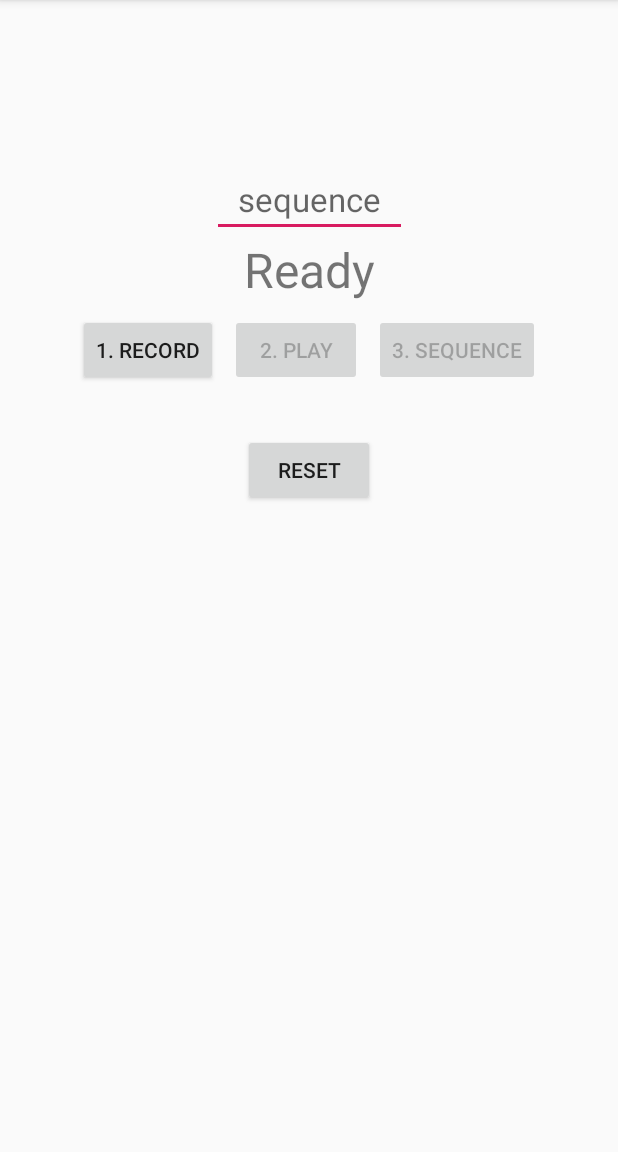
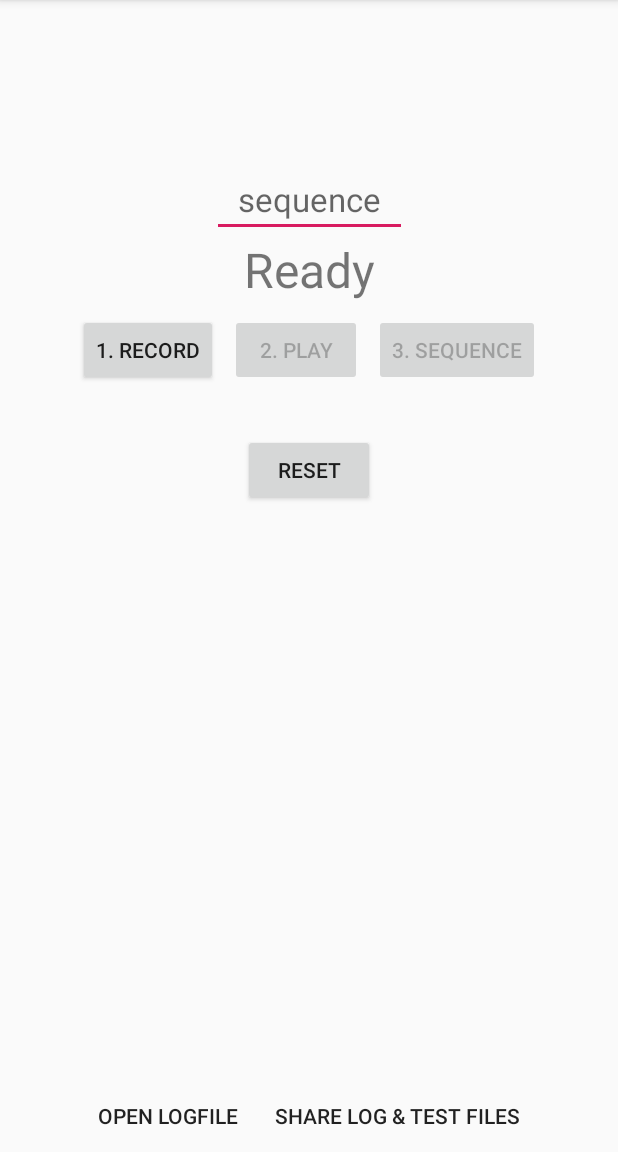
Before and after one commit to mrnivlac/android-audio-loop-test, an Android app: the screen it shows after launch (MainActivity), on a phone screen of 412 x 824 dp, the part 84-1236 px from its top. Run offline under Robolectric (Android 15) with nearby library versions, the phone set to English and light mode, and no system bars.

Commit message:
put logfile and test recording in private directory. added open and share function from within the app

```diff
--- a/app/build.gradle
+++ b/app/build.gradle
@@ -18,7 +18,7 @@ android {
         minSdkVersion 15
         targetSdkVersion 28
         versionCode 2
-        versionName "1.3"
+        versionName "1.4"
         testInstrumentationRunner "androidx.test.runner.AndroidJUnitRunner"
     }
     buildTypes {
@@ -35,6 +35,7 @@ dependencies {
     implementation 'androidx.appcompat:appcompat:1.0.2'
     implementation 'androidx.constraintlayout:constraintlayout:1.1.3'
     implementation 'com.mapzen.android:speakerbox:1.4.1'
+    //implementation 'androidx.legacy:legacy-support-v4:1.0.0'
 
     testImplementation 'junit:junit:4.12'
     androidTestImplementation 'androidx.test:runner:1.1.1'
--- a/app/src/main/java/ph/farmwatch/audiolooptest/MainActivity.java
+++ b/app/src/main/java/ph/farmwatch/audiolooptest/MainActivity.java
@@ -1,22 +1,24 @@
 package ph.farmwatch.audiolooptest;
 
-import androidx.annotation.NonNull;
-import androidx.appcompat.app.AppCompatActivity;
-import androidx.core.app.ActivityCompat;
-
 import android.Manifest;
+import android.content.Intent;
 import android.content.pm.PackageManager;
 import android.media.MediaPlayer;
 import android.media.MediaRecorder;
 import android.net.Uri;
 import android.os.Bundle;
-import android.os.Environment;
 import android.util.Log;
 import android.view.View;
 import android.widget.Button;
 import android.widget.EditText;
 import android.widget.TextView;
 import android.widget.Toast;
+
+import androidx.annotation.NonNull;
+import androidx.appcompat.app.AppCompatActivity;
+import androidx.core.app.ActivityCompat;
+import androidx.core.app.ShareCompat;
+import androidx.core.content.FileProvider;
 
 import java.io.BufferedWriter;
 import java.io.File;
@@ -35,8 +37,9 @@ import java.util.concurrent.TimeUnit;
 
 public class MainActivity extends AppCompatActivity {
     private final static String TAG = MainActivity.class.getSimpleName();
+    public static final String LOG_FILENAME = "audio-loop-test.txt";
 
-    Button button_record, button_play, button_sequence, button_reset;
+    Button button_record, button_play, button_sequence, button_reset, button_open_logs, button_send_logs;
     TextView textView_status;
     EditText editText_answer;
 
@@ -98,7 +101,7 @@ public class MainActivity extends AppCompatActivity {
         ActivityCompat.requestPermissions(this, permissions, REQUEST_PERMISSION);
 
         sequence = new ArrayList<>(SEQUENCE_SIZE);
-        fileName = getCacheDir().getAbsolutePath() + "/test.3gp";
+        fileName = getFilesDir().getAbsolutePath() + "/test.3gp";
 
         textView_status = findViewById(R.id.textview_status);
 
@@ -215,6 +218,54 @@ public class MainActivity extends AppCompatActivity {
                 editText_answer.setText("");
             }
         });
+
+        button_open_logs = findViewById(R.id.button_open_logs);
+        button_open_logs.setOnClickListener(new View.OnClickListener() {
+            @Override
+            public void onClick(View view) {
+                File file = new File(getLogfileDirectory(), LOG_FILENAME);
+                Uri contentUri = FileProvider.getUriForFile(MainActivity.this, "ph.farmwatch.audiolooptest.fileprovider", file);
+
+                Intent intent = new Intent(Intent.ACTION_VIEW);
+                intent.setDataAndType(contentUri, "text/plain");
+                intent.setFlags(Intent.FLAG_GRANT_READ_URI_PERMISSION);
+
+                startActivity(Intent.createChooser(intent, "Open Logfile with"));
+            }
+        });
+
+        button_send_logs = findViewById(R.id.button_send_logs);
+        button_send_logs.setOnClickListener(new View.OnClickListener() {
+            @Override
+            public void onClick(View view) {
+                Uri logUri = FileProvider.getUriForFile(MainActivity.this, "ph.farmwatch.audiolooptest.fileprovider", new File(getLogfileDirectory(), LOG_FILENAME));
+                Uri recordingUri = FileProvider.getUriForFile(MainActivity.this, "ph.farmwatch.audiolooptest.fileprovider", new File(getFilesDir(), "test.3gp" ));
+
+                Intent intent = ShareCompat.IntentBuilder.from(MainActivity.this)
+                        .setType("*/*")
+                        .addStream(logUri)
+                        .addStream(recordingUri)
+                        .setChooserTitle("Share Files")
+                        .createChooserIntent()
+                        .addFlags(Intent.FLAG_GRANT_READ_URI_PERMISSION);
+
+                //todo: this is a hardcoded fix for granting permission when sharing via bluetooth
+                getApplicationContext().grantUriPermission("com.android.bluetooth", logUri, Intent.FLAG_GRANT_READ_URI_PERMISSION | Intent.FLAG_GRANT_PERSISTABLE_URI_PERMISSION);
+                getApplicationContext().grantUriPermission("com.android.bluetooth", recordingUri, Intent.FLAG_GRANT_READ_URI_PERMISSION | Intent.FLAG_GRANT_PERSISTABLE_URI_PERMISSION);
+                //end of todo
+
+                /*
+                List<ResolveInfo> resInfoList = getPackageManager().queryIntentActivities(intent, PackageManager.MATCH_ALL);
+                for (ResolveInfo resolveInfo : resInfoList) {
+                    String packageName = resolveInfo.activityInfo.packageName;
+                    grantUriPermission(packageName, logUri, Intent.FLAG_GRANT_READ_URI_PERMISSION);
+                    grantUriPermission(packageName, recordingUri, Intent.FLAG_GRANT_READ_URI_PERMISSION);
+                }
+                */
+
+                startActivity(intent);
+            }
+        });
     }
 
     @Override
@@ -232,13 +283,18 @@ public class MainActivity extends AppCompatActivity {
         return (sequence_count < 1);
     }
 
+    private File getLogfileDirectory() {
+        return getFilesDir();
+        //return Environment.getExternalStorageDirectory();
+    }
+
     private void userLog(String string) {
         BufferedWriter out;
-        File Root = Environment.getExternalStorageDirectory();
+        File Root = getLogfileDirectory();
         try {
-            Log.d(TAG, "root log " + Root.canWrite());
+            Log.d(TAG, "user log can write " + Root.canWrite());
             if (Root.canWrite()) {
-                File LogFile = new File(Root, "audio-loop-test.log");
+                File LogFile = new File(Root, LOG_FILENAME);
                 FileWriter LogWriter = new FileWriter(LogFile, true);
                 out = new BufferedWriter(LogWriter);
 
--- a/app/src/main/res/layout/activity_main.xml
+++ b/app/src/main/res/layout/activity_main.xml
@@ -75,4 +75,25 @@
         app:layout_constraintRight_toRightOf="parent"
         android:text="Reset"/>
 
+    <Button
+        android:id="@+id/button_open_logs"
+        android:layout_width="wrap_content"
+        android:layout_height="wrap_content"
+        android:text="Open Logfile"
+        style="?android:borderlessButtonStyle"
+        app:layout_constraintHorizontal_chainStyle="packed"
+        app:layout_constraintLeft_toLeftOf="parent"
+        app:layout_constraintRight_toLeftOf="@id/button_send_logs"
+        app:layout_constraintBottom_toBottomOf="parent"/>
+
+    <Button
+        android:id="@+id/button_send_logs"
+        android:layout_width="wrap_content"
+        android:layout_height="wrap_content"
+        android:text="Share Log &amp; Test Files"
+        style="?android:borderlessButtonStyle"
+        app:layout_constraintLeft_toRightOf="@id/button_open_logs"
+        app:layout_constraintRight_toRightOf="parent"
+        app:layout_constraintBottom_toBottomOf="@id/button_open_logs"/>
+
 </androidx.constraintlayout.widget.ConstraintLayout>
--- /dev/null
+++ b/app/src/main/res/xml/provider_paths.xml
@@ -0,0 +1,5 @@
+<?xml version="1.0" encoding="utf-8"?>
+<paths>
+    <files-path name="files" path="." />
+    <external-path name="external" path="." />
+</paths>
```
Also changed, not shown: app/src/main/AndroidManifest.xml (+15 -0 lines).
